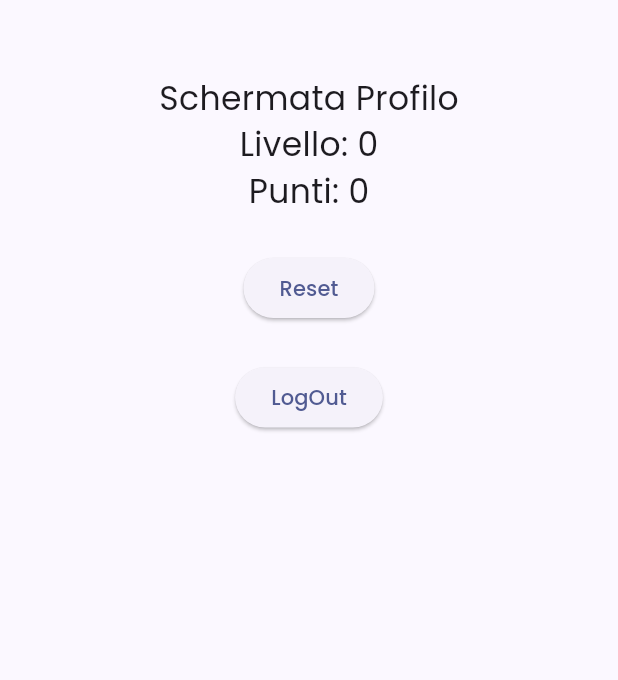
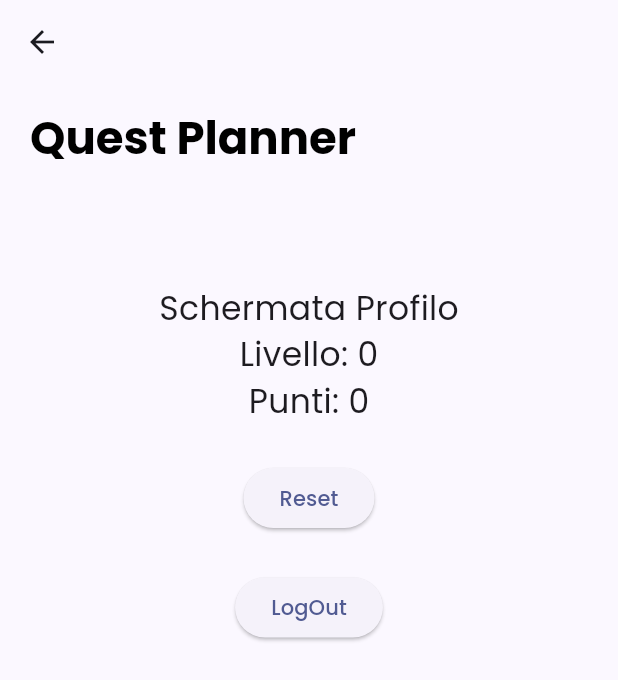
Before and after one commit to mike0697/quest_planner, a Flutter app: the ProfileScreen screen opened directly, on a phone screen of 412 x 824 dp. Shown: the top 680 px of the screen. Run offline on Flutter 3.47's test engine with Material 3 defaults, Android fonts, the light colour scheme and no system bars; our stand-ins replace cloud_firestore, firebase_auth, firebase_core, google_fonts, isar; missing offline and left inert: flex_color_picker; accounts and stored records are empty; generated files the repository leaves out were written again.

Commit message:
Add SliverAppBar in ProfileScreen

```diff
--- a/lib/screens/ProfileScreen.dart
+++ b/lib/screens/ProfileScreen.dart
@@ -1,18 +1,44 @@
 import 'package:flutter/material.dart';
 import 'package:provider/provider.dart';
 import 'package:quest_planner/providers/UserProvider.dart';
+import 'package:quest_planner/widgets/app_large_text.dart';
 import '../Auth.dart';
 
 class ProfileScreen extends StatelessWidget {
-  const ProfileScreen ({super.key});
+  const ProfileScreen({super.key});
 
-  Future<void> signOut() async{
+  Future<void> signOut() async {
     await Auth().signOut();
   }
 
   @override
   Widget build(BuildContext context) {
-    return Padding(
+    return Scaffold(
+      body: CustomScrollView(
+        slivers: [
+          const SliverAppBar(
+            //backgroundColor: Colors.indigoAccent[100],
+            expandedHeight: 140,
+            floating: true,
+            pinned: false,
+            stretch: false,
+            centerTitle: false,
+            flexibleSpace: FlexibleSpaceBar(
+              centerTitle: false,
+              expandedTitleScale: 1.5,
+              titlePadding: EdgeInsets.only(bottom: 30, left: 20),
+              title: Text("Quest Planner", style: TextStyle(color: Colors.black, fontWeight: FontWeight.bold, fontSize: 20),),
+            ),
+          ),
+          buildImages(context),
+
+  ],),);
+
+  }
+  Widget buildImages(BuildContext context) => SliverToBoxAdapter(
+    child: Column(
+      children: [
+        Padding(
           padding: const EdgeInsets.only(top: 50),
           child: Center(
             child: Column(
@@ -29,6 +55,9 @@ class ProfileScreen extends StatelessWidget {
               ],
             ),
           ),
+        ),
+
+      ],
+    ),
   );
 }
-}
```
Lines whose indentation alone changed are shown as unchanged.
